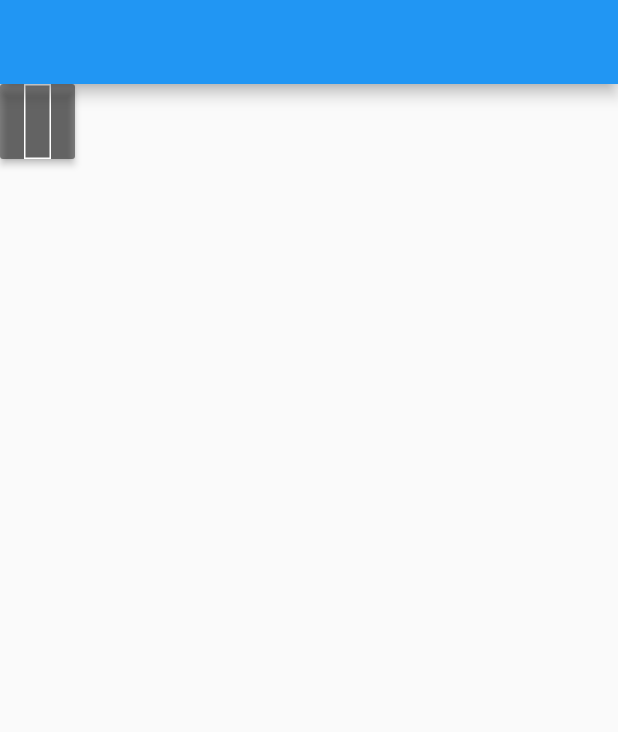
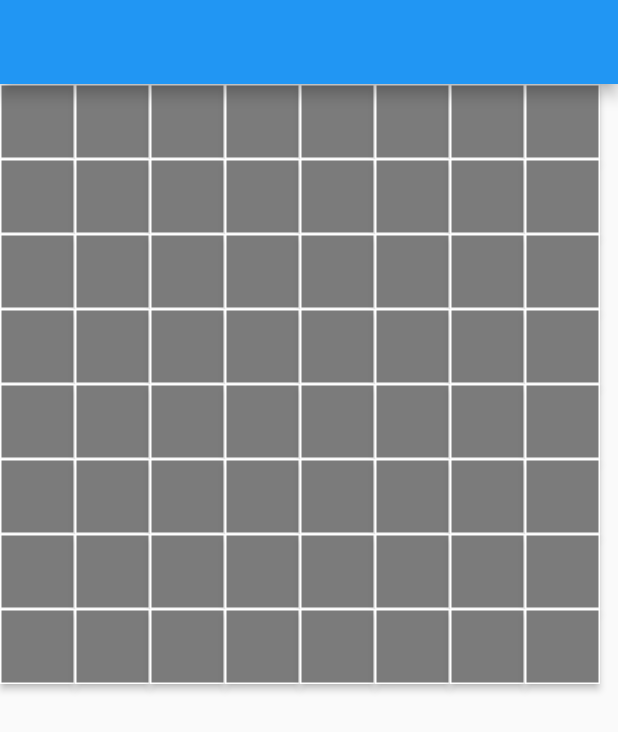
Before and after one commit to 3070799/Sapper-FlutterApp-, a Flutter app: the screen it shows after launch, on a phone screen of 412 x 824 dp. Shown: the top 732 px of the screen. Run offline on Flutter 3.47's test engine with Material 2 defaults, Android fonts, the phone set to English and light mode, and no system bars.

Commit message:
inital commit

```diff
--- a/lib/Field.dart
+++ b/lib/Field.dart
@@ -3,207 +3,232 @@ import 'dart:math';
 import 'package:sapper/Empty.dart';
 import 'package:sapper/Mine.dart';
 import 'package:sapper/Sell.dart';
+import 'package:sapper/WidgetSell.dart';
 
-class Field{
-
+class Field {
   static var field = new List.generate(8, (_) => new List(8));
 
-static List fieldFilling(List list){
+  static List fieldFilling(List list) {
     var random = new Random();
 
-
     for (var i = 0; i < list.length; i++) {
-
       for (var n = 0; n < list[i].length; n++) {
-    list[i][n] = new Sell(name: "$i - $n",  content: new Empty(sell: list[i][n]));
-    print("-");
+        list[i][n] =
+            new Sell(name: "$i - $n", content: new Empty(sell: list[i][n]));
       }
     }
 
-for (var i = 0; i < 5; i++) {
+    for (var i = 0; i < 10; i++) {
       var x = random.nextInt(list.length);
       var y = random.nextInt(list.length);
-    if (list[x][y].content.name == "Empty"){
+      if (list[x][y].content.name == "Empty") {
         list[x][y].content = new Mine(sell: list[x][y]);
-      print("$x - $y");
       } else {
         i--;
-      print("i--");
       }
     }
 
     return list;
-
   }
 
-static List countMins(List list){
-
+  static List countMins(List list) {
     int count;
     for (var i = 0; i < list.length; i++) {
-
-    for (var n = 0; n <= list.length-1; n++) {
+      for (var n = 0; n <= list.length - 1; n++) {
         count = 0;
 
-      if(list[i][n].content.name == "Empty" && i==0 && n==0){
-              if(list[i][n+1].content.name == "Mine"){
-                count++;
-
-              }if(list[i+1][n].content.name == "Mine"){
-                count++;
-
-              }if (list[i+1][n+1].content.name == "Mine"){
-                count++;
-
-              }
-              list[i][n].content.quantityMine = count;
-
-      }if(list[i][n].content.name == "Empty" && i==0 && n==list.length-1){
-              if(list[i][n-1].content.name == "Mine"){
-                count++;
-
-              }if(list[i+1][n].content.name == "Mine"){
-               count++;
-
-              }if (list[i+1][n-1].content.name == "Mine"){
-              count++;
-
-              }
-              list[i][n].content.quantityMine = count;
-
-      }if(list[i][n].content.name == "Empty" && i==list.length-1 && n==0){
-              if(list[i][n+1].content.name == "Mine"){
-                count++;
-
-              }if(list[i-1][n+1].content.name == "Mine"){
-              count++;
-
-              }if (list[i-1][n].content.name == "Mine"){
-              count++;
-
-              }
-              list[i][n].content.quantityMine = count;
-
-      }if(list[i][n].content.name == "Empty" && i==list.length-1 && n==list.length-1){
-              if(list[i][n-1].content.name == "Mine"){
-                count++;
-
-              }if(list[i-1][n].content.name == "Mine"){
-              count++;
-
-              }if (list[i-1][n-1].content.name == "Mine"){
-              count++;
-
-              }
-              list[i][n].content.quantityMine = count;
-
-      }
-      if(list[i][n].content.name == "Empty" && n != 0 && n != list[i].length-1 && i == 0 ){
-              if(list[i][n-1].content.name == "Mine"){
-                count++;
-              }if(list[i+1][n-1].content.name == "Mine"){
-              count++;
-              }if (list[i+1][n].content.name == "Mine"){
+        if (list[i][n].content.name == "Empty" && i == 0 && n == 0) {
+          if (list[i][n + 1].content.name == "Mine") {
             count++;
           }
-              if (list[i+1][n+1].content.name == "Mine"){
+          if (list[i + 1][n].content.name == "Mine") {
             count++;
           }
-              if (list[i][n+1].content.name == "Mine"){
-              count++;
-              }
-              list[i][n].content.quantityMine = count;
-      }if(list[i][n].content.name == "Empty" && n != 0 && n != list[i].length-1 && i == list.length-1 ){
-              if(list[i][n-1].content.name == "Mine"){
-                count++;
-              }if(list[i-1][n-1].content.name == "Mine"){
-              count++;
-              }if (list[i-1][n].content.name == "Mine"){
-              count++;
-              }if (list[i-1][n+1].content.name == "Mine"){
-              count++;
-              }if (list[i][n+1].content.name == "Mine"){
-              count++;
-              }
-              list[i][n].content.quantityMine = count;
-      }if(list[i][n].content.name == "Empty" && i != 0 && i != list.length-1 && n == 0 ){
-              if(list[i-1][n].content.name == "Mine"){
-                count++;
-              }if(list[i-1][n+1].content.name == "Mine"){
-              count++;
-              }if (list[i][n+1].content.name == "Mine"){
-              count++;
-              }
-              if (list[i+1][n+1].content.name == "Mine"){
-              count++;
-              }
-              if (list[i+1][n].content.name == "Mine"){
-              count++;
-              }
-              list[i][n].content.quantityMine = count;
-      }if(list[i][n].content.name == "Empty" && i != 0 && i != list.length-1 && n == list[i].length-1 ){
-              if(list[i-1][n].content.name == "Mine"){
-                count++;
-              }if(list[i-1][n-1].content.name == "Mine"){
-              count++;
-              }if (list[i][n-1].content.name == "Mine"){
-              count++;
-              }if (list[i+1][n-1].content.name == "Mine"){
-              count++;
-              }if (list[i+1][n].content.name == "Mine"){
-              count++;
-              }
-              list[i][n].content.quantityMine = count;
-      }if(list[i][n].content.name == "Empty" && i != 0 && n != 0 && i != list.length-1 && n != list[i].length-1){
-          if(list[i-1][n].content.name == "Mine"){
-              count++;
-              }if(list[i-1][n-1].content.name == "Mine"){
-              count++;
-              }if (list[i][n-1].content.name == "Mine"){
-              count++;
-              }if (list[i+1][n-1].content.name == "Mine"){
-              count++;
-              }if (list[i+1][n].content.name == "Mine"){
-              count++;
-              }
-              if(list[i-1][n+1].content.name == "Mine"){
-              count++;
-              }
-              if (list[i][n+1].content.name == "Mine"){
-              count++;
-              }
-              if (list[i+1][n+1].content.name == "Mine"){
+          if (list[i + 1][n + 1].content.name == "Mine") {
             count++;
           }
           list[i][n].content.quantityMine = count;
         }
-
+        if (list[i][n].content.name == "Empty" &&
+            i == 0 &&
+            n == list.length - 1) {
+          if (list[i][n - 1].content.name == "Mine") {
+            count++;
           }
-
+          if (list[i + 1][n].content.name == "Mine") {
+            count++;
           }
-
+          if (list[i + 1][n - 1].content.name == "Mine") {
+            count++;
+          }
+          list[i][n].content.quantityMine = count;
+        }
+        if (list[i][n].content.name == "Empty" &&
+            i == list.length - 1 &&
+            n == 0) {
+          if (list[i][n + 1].content.name == "Mine") {
+            count++;
+          }
+          if (list[i - 1][n + 1].content.name == "Mine") {
+            count++;
+          }
+          if (list[i - 1][n].content.name == "Mine") {
+            count++;
+          }
+          list[i][n].content.quantityMine = count;
+        }
+        if (list[i][n].content.name == "Empty" &&
+            i == list.length - 1 &&
+            n == list.length - 1) {
+          if (list[i][n - 1].content.name == "Mine") {
+            count++;
+          }
+          if (list[i - 1][n].content.name == "Mine") {
+            count++;
+          }
+          if (list[i - 1][n - 1].content.name == "Mine") {
+            count++;
+          }
+          list[i][n].content.quantityMine = count;
+        }
+        if (list[i][n].content.name == "Empty" &&
+            n != 0 &&
+            n != list[i].length - 1 &&
+            i == 0) {
+          if (list[i][n - 1].content.name == "Mine") {
+            count++;
+          }
+          if (list[i + 1][n - 1].content.name == "Mine") {
+            count++;
+          }
+          if (list[i + 1][n].content.name == "Mine") {
+            count++;
+          }
+          if (list[i + 1][n + 1].content.name == "Mine") {
+            count++;
+          }
+          if (list[i][n + 1].content.name == "Mine") {
+            count++;
+          }
+          list[i][n].content.quantityMine = count;
+        }
+        if (list[i][n].content.name == "Empty" &&
+            n != 0 &&
+            n != list[i].length - 1 &&
+            i == list.length - 1) {
+          if (list[i][n - 1].content.name == "Mine") {
+            count++;
+          }
+          if (list[i - 1][n - 1].content.name == "Mine") {
+            count++;
+          }
+          if (list[i - 1][n].content.name == "Mine") {
+            count++;
+          }
+          if (list[i - 1][n + 1].content.name == "Mine") {
+            count++;
+          }
+          if (list[i][n + 1].content.name == "Mine") {
+            count++;
+          }
+          list[i][n].content.quantityMine = count;
+        }
+        if (list[i][n].content.name == "Empty" &&
+            i != 0 &&
+            i != list.length - 1 &&
+            n == 0) {
+          if (list[i - 1][n].content.name == "Mine") {
+            count++;
+          }
+          if (list[i - 1][n + 1].content.name == "Mine") {
+            count++;
+          }
+          if (list[i][n + 1].content.name == "Mine") {
+            count++;
+          }
+          if (list[i + 1][n + 1].content.name == "Mine") {
+            count++;
+          }
+          if (list[i + 1][n].content.name == "Mine") {
+            count++;
+          }
+          list[i][n].content.quantityMine = count;
+        }
+        if (list[i][n].content.name == "Empty" &&
+            i != 0 &&
+            i != list.length - 1 &&
+            n == list[i].length - 1) {
+          if (list[i - 1][n].content.name == "Mine") {
+            count++;
+          }
+          if (list[i - 1][n - 1].content.name == "Mine") {
+            count++;
+          }
+          if (list[i][n - 1].content.name == "Mine") {
+            count++;
+          }
+          if (list[i + 1][n - 1].content.name == "Mine") {
+            count++;
+          }
+          if (list[i + 1][n].content.name == "Mine") {
+            count++;
+          }
+          list[i][n].content.quantityMine = count;
+        }
+        if (list[i][n].content.name == "Empty" &&
+            i != 0 &&
+            n != 0 &&
+            i != list.length - 1 &&
+            n != list[i].length - 1) {
+          if (list[i - 1][n].content.name == "Mine") {
+            count++;
+          }
+          if (list[i - 1][n - 1].content.name == "Mine") {
+            count++;
+          }
+          if (list[i][n - 1].content.name == "Mine") {
+            count++;
+          }
+          if (list[i + 1][n - 1].content.name == "Mine") {
+            count++;
+          }
+          if (list[i + 1][n].content.name == "Mine") {
+            count++;
+          }
+          if (list[i - 1][n + 1].content.name == "Mine") {
+            count++;
+          }
+          if (list[i][n + 1].content.name == "Mine") {
+            count++;
+          }
+          if (list[i + 1][n + 1].content.name == "Mine") {
+            count++;
+          }
+          list[i][n].content.quantityMine = count;
+        }
+      }
+    }
 
     return list;
   }
 
-static void printList(List list){
+  static void printList(List list) {
     String s;
     for (var i = 0; i < list.length; i++) {
-  s='';
+      s = '';
       for (var n = 0; n < list[i].length; n++) {
-    if(list[i][n].content.name == "Mine"){
+        if (list[i][n].content.name == "Mine") {
           s = '$s' + list[i][n].content.name + '|';
-    }if(list[i][n].content.name == "Empty"){
-      s = '$s  '+ list[i][n].content.quantityMine.toString() + ' |';
+        }
+        if (list[i][n].content.name == "Empty") {
+          s = '$s  ' + list[i][n].content.quantityMine.toString() + ' |';
         }
 
         // print(list[i][n].name);
         // print(list[i][n].content.name);
 
-
-
       }
       print(s);
     }
   }
-
 }
--- /dev/null
+++ b/lib/WidgetField.dart
@@ -0,0 +1,68 @@
+import 'package:flutter/cupertino.dart';
+import 'package:sapper/Field.dart';
+import 'package:sapper/WidgetRowSell.dart';
+
+import 'WidgetSell.dart';
+
+class WidgetField extends StatelessWidget {
+  int _coordinateX = 0;
+  List _list = Field.countMins(Field.fieldFilling(Field.field));
+  List _listW;
+
+  @override
+  Widget build(BuildContext context) {
+    createListW();
+    return Column(
+      children: <Widget>[
+        Column(
+          children: <Widget>[
+            Column(
+              children: <Widget>[
+                WidgetRowSell(_coordinateX++, _list, _listW),
+                WidgetRowSell(_coordinateX++, _list, _listW)
+              ],
+            ),
+            Column(
+              children: <Widget>[
+                WidgetRowSell(_coordinateX++, _list, _listW),
+                WidgetRowSell(_coordinateX++, _list, _listW)
+              ],
+            )
+          ],
+        ),
+        Column(
+          children: <Widget>[
+            Column(
+              children: <Widget>[
+                WidgetRowSell(_coordinateX++, _list, _listW),
+                WidgetRowSell(_coordinateX++, _list, _listW)
+              ],
+            ),
+            Column(
+              children: <Widget>[
+                WidgetRowSell(_coordinateX++, _list, _listW),
+                WidgetRowSell(_coordinateX++, _list, _listW)
+              ],
+            )
+          ],
+        )
+      ],
+    );
+  }
+
+  List createListW() {
+    var listW = new List.generate(8, (_) => new List(8));
+
+    for (var i = 0; i < listW.length; i++) {
+      for (var n = 0; n < listW[i].length; n++) {
+        listW[i][n] = WidgetSell(i, n, _list, _listW, false);
+      }
+    }
+    for (var i = 0; i < listW.length; i++) {
+      for (var n = 0; n < listW[i].length; n++) {
+        listW[i][n].listW = listW;
+      }
+    }
+    _listW = listW;
+  }
+}
--- /dev/null
+++ b/lib/WidgetRowSell.dart
@@ -0,0 +1,42 @@
+import 'package:flutter/cupertino.dart';
+import 'package:sapper/WidgetSell.dart';
+
+class WidgetRowSell extends StatelessWidget {
+  int _coordinateX;
+  int _coordinateY = 0;
+  List _list;
+  List _listW;
+
+  WidgetRowSell(this._coordinateX,this._list,this._listW);
+
+  @override
+  Widget build(BuildContext context) {
+    _coordinateY = 0;
+
+    return Row(
+      children: <Widget>[
+        Row(
+          children: <Widget>[
+            Row(children: <Widget>[_listW[_coordinateX][_coordinateY++],
+            _listW[_coordinateX][_coordinateY++]
+            ]),
+            Row(children: <Widget>[_listW[_coordinateX][_coordinateY++],
+            _listW[_coordinateX][_coordinateY++]
+            ])
+          ],
+        ),
+        Row(
+          children: <Widget>[
+            Row(children: <Widget>[_listW[_coordinateX][_coordinateY++],
+            _listW[_coordinateX][_coordinateY++]
+            ]),
+            Row(children: <Widget>[_listW[_coordinateX][_coordinateY++],
+            _listW[_coordinateX][_coordinateY++]
+            ])
+        ],)
+      ],
+    );
+
+
+  }
+}
--- a/lib/WidgetSell.dart
+++ b/lib/WidgetSell.dart
@@ -1,38 +1,94 @@
 import 'package:flutter/cupertino.dart';
 import 'package:flutter/material.dart';
+import 'package:sapper/Field.dart';
+
+import 'WigetEmptySell.dart';
 
 class WidgetSell extends StatefulWidget {
+  int _coordinateX;
+  int _coordinateY;
+  List list;
+  List listW;
+  bool stateSell;
   @override
-  _WidgetSellState createState() => _WidgetSellState();
+  _WidgetSellState createState() =>
+      _WidgetSellState(_coordinateX, _coordinateY, list, listW, stateSell);
+
+  WidgetSell(this._coordinateX, this._coordinateY, this.list, this.listW,
+      this.stateSell);
 }
 
 class _WidgetSellState extends State<WidgetSell> {
+  bool stateSell = false;
+  Widget _widgetEmpty;
+  int _coordinateX;
+  int _coordinateY;
+  List list;
+  List listW;
+  int _quantityMine;
 
-bool stateSell = false;
+  _WidgetSellState(this._coordinateX, this._coordinateY, this.list, this.listW,
+      this.stateSell);
 
   @override
   Widget build(BuildContext context) {
-    return Container(
+    quantityMine();
+    if (stateSell == false) {
+      _widgetEmpty = Container(
           height: 50,
           width: 50,
-      decoration: const BoxDecoration(
-
-    ),
           child: new RaisedButton(
-      color: Colors.black45,
-
-      onPressed: (){},
+              padding: EdgeInsets.all(0),
+              onPressed: () {
+                swap();
+              },
               child: Container(
                 height: 50,
                 width: 50,
                 decoration: BoxDecoration(
-          border: Border.all(
-            color: Colors.white
-          )
+                    color: Colors.black45,
+                    border: Border.all(color: Colors.white)),
+              )));
+    }
+    if (stateSell == true && _quantityMine != 9 && _quantityMine != 0) {
+      _widgetEmpty = WigetEmptySell(_quantityMine);
+    }
+    if (stateSell == true && _quantityMine == 0) {
+      _widgetEmpty = Container(
+        height: 50,
+        width: 50,
+        decoration: BoxDecoration(
+          color: Colors.black12,
         ),
+      );
+    }
+    if (stateSell == true && _quantityMine == 9)
+      _widgetEmpty = Container(
+        height: 50,
+        width: 50,
+        decoration: BoxDecoration(
+          color: Colors.red,
         ),
-      )
       );
 
+    return _widgetEmpty;
+  }
+
+  quantityMine() {
+    if (list[_coordinateX][_coordinateY].content.name == "Empty") {
+      _quantityMine = list[_coordinateX][_coordinateY].content.quantityMine;
+    } else {
+      _quantityMine = 9;
     }
   }
+
+  swap() {
+    setState(() {
+      if (_quantityMine == 0) {
+        listW[2][2].stateSell = true;
+        ;
+      }
+      stateSell = !stateSell;
+    });
+  }
+}
```
Also changed, not shown: lib/Sell.dart (+4 -7 lines), lib/WigetEmptySell.dart (added, +26 -0 lines), lib/main.dart (+7 -17 lines), 2 other files. Lines whose indentation alone changed are shown as unchanged.
